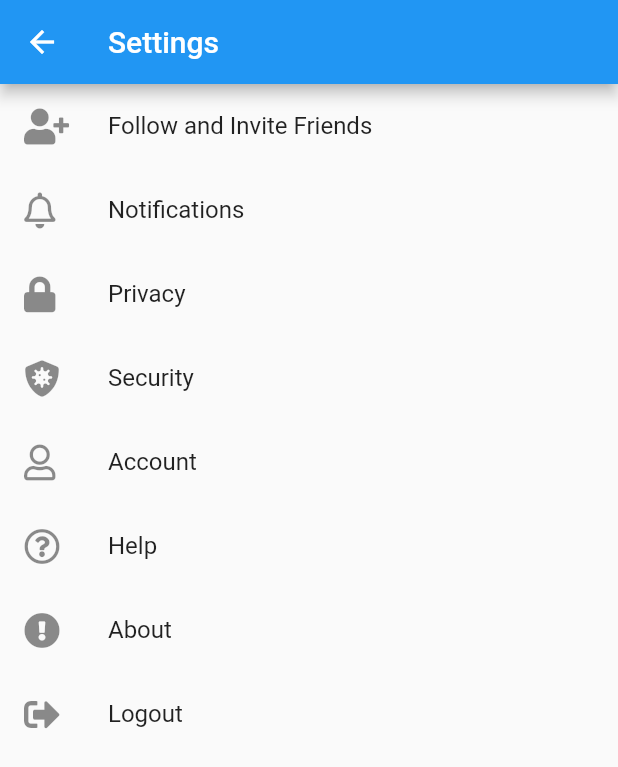
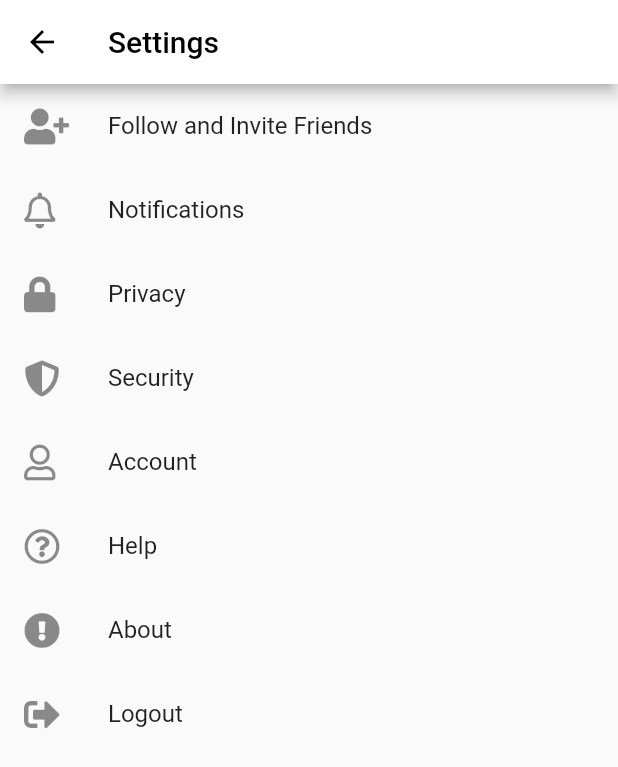
Before and after one commit to cyblogerz/Nallagram, a Flutter app: the AppSettings screen opened directly, on a phone screen of 412 x 824 dp. Shown: the top 767 px of the screen. Run offline on Flutter 3.47's test engine with Material 2 defaults, Android fonts, the phone set to English and light mode, and no system bars; our stand-ins replace cached_network_image, cloud_firestore, curved_navigation_bar, firebase_auth, firebase_core, firebase_storage and 6 more; missing offline and left inert: flutter_emoji; accounts and stored records are empty.

Commit message:
Update settings.dart

```diff
--- a/lib/screens/settings/settings.dart
+++ b/lib/screens/settings/settings.dart
@@ -6,8 +6,9 @@ class AppSettings extends StatelessWidget {
   Widget build(BuildContext context) {
     return Scaffold(
       appBar: AppBar(
-        title: Text("Settings"),
-        leading: Icon(Icons.arrow_back),
+        title: Text("Settings",style: TextStyle(color: Colors.black),),
+        backgroundColor: Colors.white,
+        leading: IconButton(icon:Icon(Icons.arrow_back),color: Colors.black, onPressed: () {Navigator.pop(context);  },),
       ),
       body: ListView(
         children: <Widget>[
@@ -24,7 +25,7 @@ class AppSettings extends StatelessWidget {
             title: Text("Privacy"),
           ),
           ListTile(
-            leading: FaIcon(FontAwesomeIcons.shieldVirus),
+            leading: FaIcon(FontAwesomeIcons.shieldAlt),
             title: Text("Security"),
           ),
           ListTile(
```
